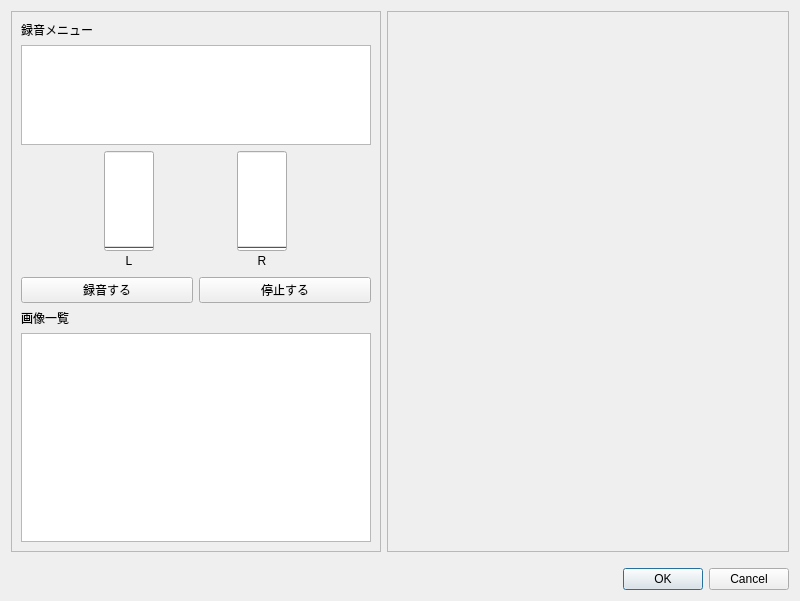
Above: ui/recordWithPhotoDialog.ui from yufujimoto/SimpleSDC before the change. Below: the same form after it.
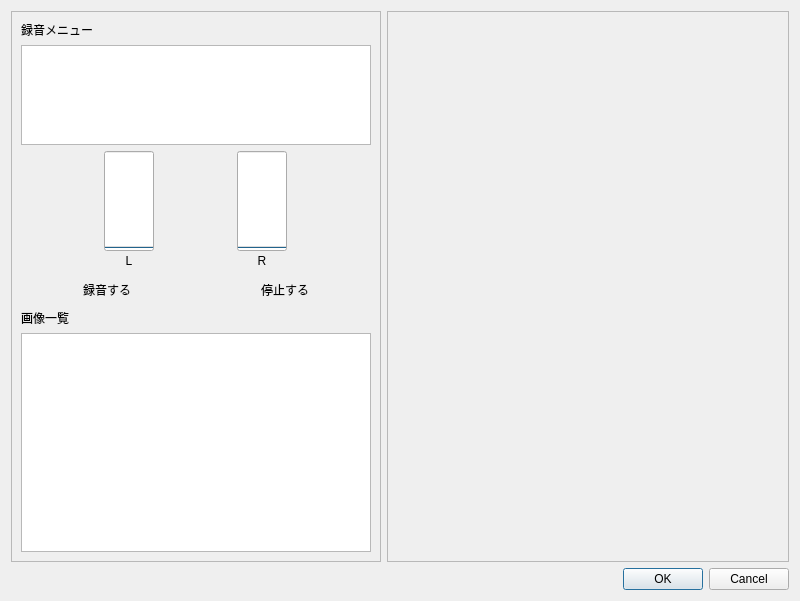
That is the form after the change.

```diff
--- a/ui/recordWithPhotoDialog.ui
+++ b/ui/recordWithPhotoDialog.ui
@@ -177,6 +177,9 @@
             <property name="text">
              <string>録音する</string>
             </property>
+            <property name="flat">
+             <bool>true</bool>
+            </property>
            </widget>
           </item>
           <item>
@@ -184,6 +187,9 @@
             <property name="text">
              <string>停止する</string>
             </property>
+            <property name="flat">
+             <bool>true</bool>
+            </property>
            </widget>
           </item>
          </layout>
@@ -244,7 +250,7 @@
    <item row="1" column="1">
     <layout class="QHBoxLayout" name="horizontalLayout">
      <property name="topMargin">
-      <number>10</number>
+      <number>0</number>
      </property>
      <item>
       <widget class="QDialogButtonBox" name="buttonBox">
```
Left out of the diff: 48 changed lines with no effect on the pictures.
